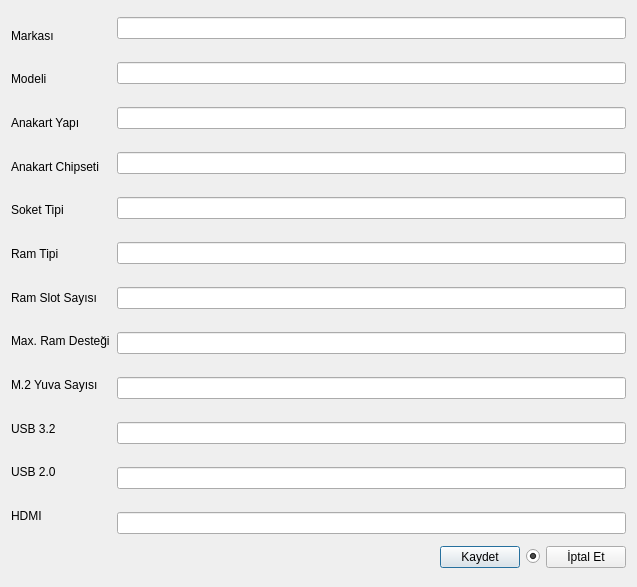
Qt form Desktop/tekno_market2/TKN_Market/UI/VeriFormlari/tknanakartpencere.ui (asirkacar/okulprojesi) before a commit.
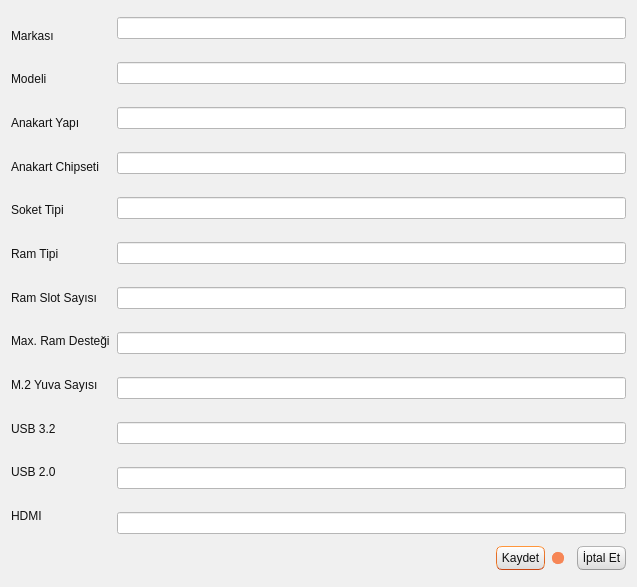
The same form after that commit.

What changed in the file:
```diff
--- a/Desktop/tekno_market2/TKN_Market/UI/VeriFormlari/tknanakartpencere.ui
+++ b/Desktop/tekno_market2/TKN_Market/UI/VeriFormlari/tknanakartpencere.ui
@@ -13,6 +13,503 @@
   <property name="windowTitle">
    <string>Dialog</string>
   </property>
+  <property name="styleSheet">
+   <string notr="true">/*
+Ubuntu Style Sheet for QT Applications
+Author: Jaime A. Quiroga P.
+Company: GTRONICK
+Last updated: 09/10/2019 (dd/mm/yyyy), 12:31.
+Available at: https://github.com/GTRONICK/QSS/blob/master/Ubuntu.qss
+*/
+QMainWindow {
+	background-color:#f0f0f0;
+}
+QCheckBox {
+	padding:2px;
+}
+QCheckBox:hover {
+	border:1px solid rgb(255,150,60);
+	border-radius:4px;
+	padding: 1px;
+	background-color:qlineargradient(spread:pad, x1:0.5, y1:1, x2:0.5, y2:0, stop:0 rgba(190, 90, 50, 50), stop:1 rgba(250, 130, 40, 50));
+}
+QCheckBox::indicator:checked {
+	border:1px solid rgb(246, 134, 86);
+	border-radius:4px;
+  	background-color:rgb(246, 134, 86)
+}
+QCheckBox::indicator:unchecked {
+	border-width:1px solid rgb(246, 134, 86);
+	border-radius:4px;
+  	background-color:rgb(255,255,255);
+}
+QColorDialog {
+	background-color:#f0f0f0;
+}
+QComboBox {
+	color:rgb(81,72,65);
+	background: #ffffff;
+}
+QComboBox:editable {
+	selection-color:rgb(81,72,65);
+	selection-background-color: #ffffff;
+}
+QComboBox QAbstractItemView {
+	selection-color: #ffffff;
+	selection-background-color: rgb(246, 134, 86);
+}
+QComboBox:!editable:on, QComboBox::drop-down:editable:on {
+	color:  #1e1d23;	
+}
+QDateTimeEdit, QDateEdit, QDoubleSpinBox, QFontComboBox {
+	color:rgb(81,72,65);
+	background-color: #ffffff;
+}
+
+QDialog {
+	background-color:#f0f0f0;
+}
+
+QLabel,QLineEdit {
+	color:rgb(17,17,17);
+}
+QLineEdit {
+	background-color:rgb(255,255,255);
+	selection-background-color:rgb(236,116,64);
+}
+QMenuBar {
+	color:rgb(223,219,210);
+	background-color:rgb(65,64,59);
+}
+QMenuBar::item {
+	padding-top:4px;
+	padding-left:4px;
+	padding-right:4px;
+	color:rgb(223,219,210);
+	background-color:rgb(65,64,59);
+}
+QMenuBar::item:selected {
+	color:rgb(255,255,255);
+	padding-top:2px;
+	padding-left:2px;
+	padding-right:2px;
+	border-top-width:2px;
+	border-left-width:2px;
+	border-right-width:2px;
+	border-top-right-radius:4px;
+	border-top-left-radius:4px;
+	border-style:solid;
+	background-color:rgb(65,64,59);
+	border-top-color: rgb(47,47,44);
+	border-right-color: qlineargradient(spread:pad, x1:0, y1:1, x2:1, y2:0, stop:0 rgba(90, 87, 78, 255), stop:1 rgba(47,47,44, 255));
+	border-left-color:  qlineargradient(spread:pad, x1:1, y1:0, x2:0, y2:0, stop:0 rgba(90, 87, 78, 255), stop:1 rgba(47,47,44, 255));
+}
+QMenu {
+	color:rgb(223,219,210);
+	background-color:rgb(65,64,59);
+}
+QMenu::item {
+	color:rgb(223,219,210);
+	padding:4px 10px 4px 20px;
+}
+QMenu::item:selected {
+	color:rgb(255,255,255);
+	background-color: qlineargradient(spread:pad, x1:0.5, y1:1, x2:0.5, y2:0, stop:0 rgba(225, 108, 54, 255), stop:1 rgba(246, 134, 86, 255));
+	border-style:solid;
+	border-width:3px;
+	padding:4px 7px 4px 17px;
+	border-bottom-color:qlineargradient(spread:pad, x1:0.5, y1:1, x2:0.5, y2:0, stop:0 rgba(175,85,48,255), stop:1 rgba(236,114,67, 255));
+	border-top-color:qlineargradient(spread:pad, x1:0.5, y1:1, x2:0.5, y2:0, stop:0 rgba(253,156,113,255), stop:1 rgba(205,90,46, 255));
+	border-right-color:qlineargradient(spread:pad, x1:0, y1:0.5, x2:1, y2:0.5, stop:0 rgba(253,156,113,255), stop:1 rgba(205,90,46, 255));
+	border-left-color:qlineargradient(spread:pad, x1:1, y1:0.5, x2:0, y2:0.5, stop:0 rgba(253,156,113,255), stop:1 rgba(205,90,46, 255));
+}
+QPlainTextEdit {
+	border-width: 1px solid transparent;
+	color:rgb(17,17,17);
+	selection-background-color:rgb(236,116,64);
+}
+QProgressBar {
+	text-align: center;
+	color: rgb(0, 0, 0);
+	border: 1px inset rgb(150,150,150); 
+	border-radius: 10px;
+	background-color:rgb(221,221,219);
+}
+QProgressBar::chunk:horizontal {
+	background-color: qlineargradient(spread:pad, x1:0.5, y1:1, x2:0.5, y2:0, stop:0 rgba(225, 108, 54, 255), stop:1 rgba(246, 134, 86, 255));
+	border:1px solid;
+	border-radius:8px;
+	border-bottom-color:qlineargradient(spread:pad, x1:0.5, y1:1, x2:0.5, y2:0, stop:0 rgba(175,85,48,255), stop:1 rgba(236,114,67, 255));
+	border-top-color:qlineargradient(spread:pad, x1:0.5, y1:1, x2:0.5, y2:0, stop:0 rgba(253,156,113,255), stop:1 rgba(205,90,46, 255));
+	border-right-color:qlineargradient(spread:pad, x1:0, y1:0.5, x2:1, y2:0.5, stop:0 rgba(253,156,113,255), stop:1 rgba(205,90,46, 255));
+	border-left-color:qlineargradient(spread:pad, x1:1, y1:0.5, x2:0, y2:0.5, stop:0 rgba(253,156,113,255), stop:1 rgba(205,90,46, 255));
+}
+QPushButton{
+	color:rgb(17,17,17);
+	border-width: 1px;
+	border-radius: 6px;
+	border-bottom-color: rgb(150,150,150);
+	border-right-color: rgb(165,165,165);
+	border-left-color: rgb(165,165,165);
+	border-top-color: rgb(180,180,180);
+	border-style: solid;
+	padding: 4px;
+	background-color: qlineargradient(spread:pad, x1:0.5, y1:1, x2:0.5, y2:0, stop:0 rgba(220, 220, 220, 255), stop:1 rgba(255, 255, 255, 255));
+}
+QPushButton:hover{
+	color:rgb(17,17,17);
+	border-width: 1px;
+	border-radius:6px;
+	border-top-color: rgb(255,150,60);
+	border-right-color: qlineargradient(spread:pad, x1:0, y1:1, x2:1, y2:0, stop:0 rgba(200, 70, 20, 255), stop:1 rgba(255,150,60, 255));
+	border-left-color:  qlineargradient(spread:pad, x1:1, y1:0, x2:0, y2:0, stop:0 rgba(200, 70, 20, 255), stop:1 rgba(255,150,60, 255));
+	border-bottom-color: rgb(200,70,20);
+	border-style: solid;
+	padding: 2px;
+	background-color: qlineargradient(spread:pad, x1:0.5, y1:1, x2:0.5, y2:0, stop:0 rgba(220, 220, 220, 255), stop:1 rgba(255, 255, 255, 255));
+}
+QPushButton:default{
+	color:rgb(17,17,17);
+	border-width: 1px;
+	border-radius:6px;
+	border-top-color: rgb(255,150,60);
+	border-right-color: qlineargradient(spread:pad, x1:0, y1:1, x2:1, y2:0, stop:0 rgba(200, 70, 20, 255), stop:1 rgba(255,150,60, 255));
+	border-left-color:  qlineargradient(spread:pad, x1:1, y1:0, x2:0, y2:0, stop:0 rgba(200, 70, 20, 255), stop:1 rgba(255,150,60, 255));
+	border-bottom-color: rgb(200,70,20);
+	border-style: solid;
+	padding: 2px;
+	background-color: qlineargradient(spread:pad, x1:0.5, y1:1, x2:0.5, y2:0, stop:0 rgba(220, 220, 220, 255), stop:1 rgba(255, 255, 255, 255));
+}
+QPushButton:pressed{
+	color:rgb(17,17,17);
+	border-width: 1px;
+	border-radius: 6px;
+	border-width: 1px;
+	border-top-color: rgba(255,150,60,200);
+	border-right-color: qlineargradient(spread:pad, x1:0, y1:1, x2:1, y2:0, stop:0 rgba(200, 70, 20, 255), stop:1 rgba(255,150,60, 200));
+	border-left-color:  qlineargradient(spread:pad, x1:1, y1:0, x2:0, y2:0, stop:0 rgba(200, 70, 20, 255), stop:1 rgba(255,150,60, 200));
+	border-bottom-color: rgba(200,70,20,200);
+	border-style: solid;
+	padding: 2px;
+	background-color: qlineargradient(spread:pad, x1:0.5, y1:0, x2:0.5, y2:1, stop:0 rgba(220, 220, 220, 255), stop:1 rgba(255, 255, 255, 255));
+}
+QPushButton:disabled{
+	color:rgb(174,167,159);
+	border-width: 1px;
+	border-radius: 6px;
+	background-color: qlineargradient(spread:pad, x1:0.5, y1:1, x2:0.5, y2:0, stop:0 rgba(200, 200, 200, 255), stop:1 rgba(230, 230, 230, 255));
+}
+QRadioButton {
+	padding: 1px;
+}
+QRadioButton::indicator:checked {
+	height: 10px;
+	width: 10px;
+	border-style:solid;
+	border-radius:5px;
+	border-width: 1px;
+	border-color: rgba(246, 134, 86, 255);
+	color: #a9b7c6;
+	background-color:rgba(246, 134, 86, 255);
+}
+QRadioButton::indicator:!checked {
+	height: 10px;
+	width: 10px;
+	border-style:solid;
+	border-radius:5px;
+	border-width: 1px;
+	border-color: rgb(246, 134, 86);
+	color: #a9b7c6;
+	background-color: transparent;
+}
+QScrollArea {
+	color: white;
+	background-color:#f0f0f0;
+}
+QSlider::groove {
+	border-style: solid;
+	border-width: 1px;
+	border-color: rgb(207,207,207);
+}
+QSlider::groove:horizontal {
+	height: 5px;
+	background: rgb(246, 134, 86);
+}
+QSlider::groove:vertical {
+	width: 5px;
+	background: rgb(246, 134, 86);
+}
+QSlider::handle:horizontal {
+	background: rgb(253,253,253);
+	border-style: solid;
+	border-width: 1px;
+	border-color: rgb(207,207,207);
+	width: 12px;
+	margin: -5px 0;
+	border-radius: 7px;
+}
+QSlider::handle:vertical {
+	background: rgb(253,253,253);
+	border-style: solid;
+	border-width: 1px;
+	border-color: rgb(207,207,207);
+	height: 12px;
+	margin: 0 -5px;
+	border-radius: 7px;
+}
+QSlider::add-page:horizontal, QSlider::add-page:vertical {
+ 	background: white;
+}
+QSlider::sub-page:horizontal, QSlider::sub-page:vertical {
+	background: rgb(246, 134, 86);
+}
+QStatusBar, QSpinBox {
+	color:rgb(81,72,65);
+}
+QSpinBox {
+	background-color: #ffffff;
+}
+QScrollBar:horizontal {
+	max-height: 20px;
+	border: 1px transparent;
+	margin: 0px 20px 0px 20px;
+}
+QScrollBar::handle:horizontal {
+	background: rgb(253,253,253);
+	border: 1px solid rgb(207,207,207);
+	border-radius: 7px;
+	min-width: 25px;
+}
+QScrollBar::handle:horizontal:hover {
+	background: rgb(253,253,253);
+	border: 1px solid rgb(255,150,60);
+	border-radius: 7px;
+	min-width: 25px;
+}
+QScrollBar::add-line:horizontal {
+  	border: 1px solid rgb(207,207,207);
+  	border-top-right-radius: 7px;
+  	border-top-left-radius: 7px;
+  	border-bottom-right-radius: 7px;
+  	background: rgb(255, 255, 255);
+  	width: 20px;
+  	subcontrol-position: right;
+  	subcontrol-origin: margin;
+}
+QScrollBar::add-line:horizontal:hover {
+  	border: 1px solid rgb(255,150,60);
+  	border-top-right-radius: 7px;
+  	border-top-left-radius: 7px;
+  	border-bottom-right-radius: 7px;
+  	background: rgb(255, 255, 255);
+  	width: 20px;
+  	subcontrol-position: right;
+  	subcontrol-origin: margin;
+}
+QScrollBar::add-line:horizontal:pressed {
+  	border: 1px solid grey;
+  	border-top-left-radius: 7px;
+  	border-top-right-radius: 7px;
+  	border-bottom-right-radius: 7px;
+  	background: rgb(231,231,231);
+  	width: 20px;
+  	subcontrol-position: right;
+  	subcontrol-origin: margin;
+}
+QScrollBar::sub-line:horizontal {
+  	border: 1px solid rgb(207,207,207);
+  	border-top-right-radius: 7px;
+  	border-top-left-radius: 7px;
+  	border-bottom-left-radius: 7px;
+  	background: rgb(255, 255, 255);
+  	width: 20px;
+  	subcontrol-position: left;
+  	subcontrol-origin: margin;
+}
+QScrollBar::sub-line:horizontal:hover {
+  	border: 1px solid rgb(255,150,60);
+  	border-top-right-radius: 7px;
+  	border-top-left-radius: 7px;
+  	border-bottom-left-radius: 7px;
+  	background: rgb(255, 255, 255);
+  	width: 20px;
+  	subcontrol-position: left;
+  	subcontrol-origin: margin;
+}
+QScrollBar::sub-line:horizontal:pressed {
+  	border: 1px solid grey;
+  	border-top-right-radius: 7px;
+  	border-top-left-radius: 7px;
+  	border-bottom-left-radius: 7px;
+  	background: rgb(231,231,231);
+  	width: 20px;
+  	subcontrol-position: left;
+  	subcontrol-origin: margin;
+}
+QScrollBar::left-arrow:horizontal {
+  	border: 1px transparent grey;
+  	border-top-left-radius: 3px;
+  	border-bottom-left-radius: 3px;
+  	width: 6px;
+  	height: 6px;
+  	background: rgb(230,230,230);
+}
+QScrollBar::right-arrow:horizontal {
+	border: 1px transparent grey;
+	border-top-right-radius: 3px;
+	border-bottom-right-radius: 3px;
+  	width: 6px;
+  	height: 6px;
+ 	background: rgb(230,230,230);
+}
+QScrollBar::add-page:horizontal, QScrollBar::sub-page:horizontal {
+ 	background: none;
+} 
+QScrollBar:vertical {
+	max-width: 20px;
+	border: 1px transparent grey;
+	margin: 20px 0px 20px 0px;
+}
+QScrollBar::add-line:vertical {
+	border: 1px solid;
+	border-color: rgb(207,207,207);
+	border-bottom-right-radius: 7px;
+	border-bottom-left-radius: 7px;
+	border-top-left-radius: 7px;
+	background: rgb(255, 255, 255);
+  	height: 20px;
+  	subcontrol-position: bottom;
+  	subcontrol-origin: margin;
+}
+QScrollBar::add-line:vertical:hover {
+  	border: 1px solid;
+  	border-color: rgb(255,150,60);
+  	border-bottom-right-radius: 7px;
+  	border-bottom-left-radius: 7px;
+  	border-top-left-radius: 7px;
+  	background: rgb(255, 255, 255);
+  	height: 20px;
+  	subcontrol-position: bottom;
+  	subcontrol-origin: margin;
+}
+QScrollBar::add-line:vertical:pressed {
+  	border: 1px solid grey;
+  	border-bottom-left-radius: 7px;
+  	border-bottom-right-radius: 7px;
+  	border-top-left-radius: 7px;
+  	background: rgb(231,231,231);
+  	height: 20px;
+  	subcontrol-position: bottom;
+  	subcontrol-origin: margin;
+}
+QScrollBar::sub-line:vertical {
+  	border: 1px solid rgb(207,207,207);
+  	border-top-right-radius: 7px;
+  	border-top-left-radius: 7px;
+  	border-bottom-left-radius: 7px;
+  	background: rgb(255, 255, 255);
+  	height: 20px;
+  	subcontrol-position: top;
+  	subcontrol-origin: margin;
+}
+QScrollBar::sub-line:vertical:hover {
+  	border: 1px solid rgb(255,150,60);
+  	border-top-right-radius: 7px;
+  	border-top-left-radius: 7px;
+  	border-bottom-left-radius: 7px;
+	background: rgb(255, 255, 255);
+  	height: 20px;
+  	subcontrol-position: top;
+  	subcontrol-origin: margin;
+}
+QScrollBar::sub-line:vertical:pressed {
+  	border: 1px solid grey;
+  	border-top-left-radius: 7px;
+  	border-top-right-radius: 7px;
+  	background: rgb(231,231,231);
+ 	height: 20px;
+  	subcontrol-position: top;
+  	subcontrol-origin: margin;
+}
+QScrollBar::handle:vertical {
+	background: rgb(253,253,253);
+	border: 1px solid rgb(207,207,207);
+	border-radius: 7px;
+	min-height: 25px;
+}
+QScrollBar::handle:vertical:hover {
+	background: rgb(253,253,253);
+	border: 1px solid rgb(255,150,60);
+	border-radius: 7px;
+	min-height: 25px;
+}
+QScrollBar::up-arrow:vertical {
+	border: 1px transparent grey;
+  	border-top-left-radius: 3px;
+	border-top-right-radius: 3px;
+  	width: 6px;
+  	height: 6px;
+  	background: rgb(230,230,230);
+}
+QScrollBar::down-arrow:vertical {
+  	border: 1px transparent grey;
+  	border-bottom-left-radius: 3px;
+  	border-bottom-right-radius: 3px;
+  	width: 6px;
+  	height: 6px;
+  	background: rgb(230,230,230);
+}
+QScrollBar::add-page:vertical, QScrollBar::sub-page:vertical {
+  	background: none;
+}
+QTabWidget {
+	color:rgb(0,0,0);
+	background-color:rgb(247,246,246);
+}
+QTabWidget::pane {
+	border-color: rgb(180,180,180);
+	background-color:rgb(247,246,246);
+	border-style: solid;
+	border-width: 1px;
+  	border-radius: 6px;
+}
+QTabBar::tab {
+	padding-left:4px;
+	padding-right:4px;
+	padding-bottom:2px;
+	padding-top:2px;
+	color:rgb(81,72,65);
+  	background-color: qlineargradient(spread:pad, x1:0.5, y1:1, x2:0.5, y2:0, stop:0 rgba(221,218,217,255), stop:1 rgba(240,239,238,255));
+	border-style: solid;
+	border-width: 1px;
+  	border-top-right-radius:4px;
+	border-top-left-radius:4px;
+	border-top-color: rgb(180,180,180);
+	border-left-color: rgb(180,180,180);
+	border-right-color: rgb(180,180,180);
+	border-bottom-color: transparent;
+}
+QTabBar::tab:selected, QTabBar::tab:last:selected, QTabBar::tab:hover {
+  	background-color:rgb(247,246,246);
+  	margin-left: 0px;
+  	margin-right: 1px;
+}
+QTabBar::tab:!selected {
+	margin-top: 1px;
+	margin-right: 1px;
+}
+QTextEdit {
+	border-width: 1px;
+	border-style: solid;
+	border-color:transparent;
+	color:rgb(17,17,17);
+	selection-background-color:rgb(236,116,64);
+}
+QTimeEdit, QToolBox, QToolBox::tab, QToolBox::tab:selected {
+	color:rgb(81,72,65);
+	background-color: #ffffff;
+}</string>
+  </property>
   <layout class="QVBoxLayout" name="verticalLayout_3">
    <item>
     <layout class="QHBoxLayout" name="horizontalLayout_2">
```
